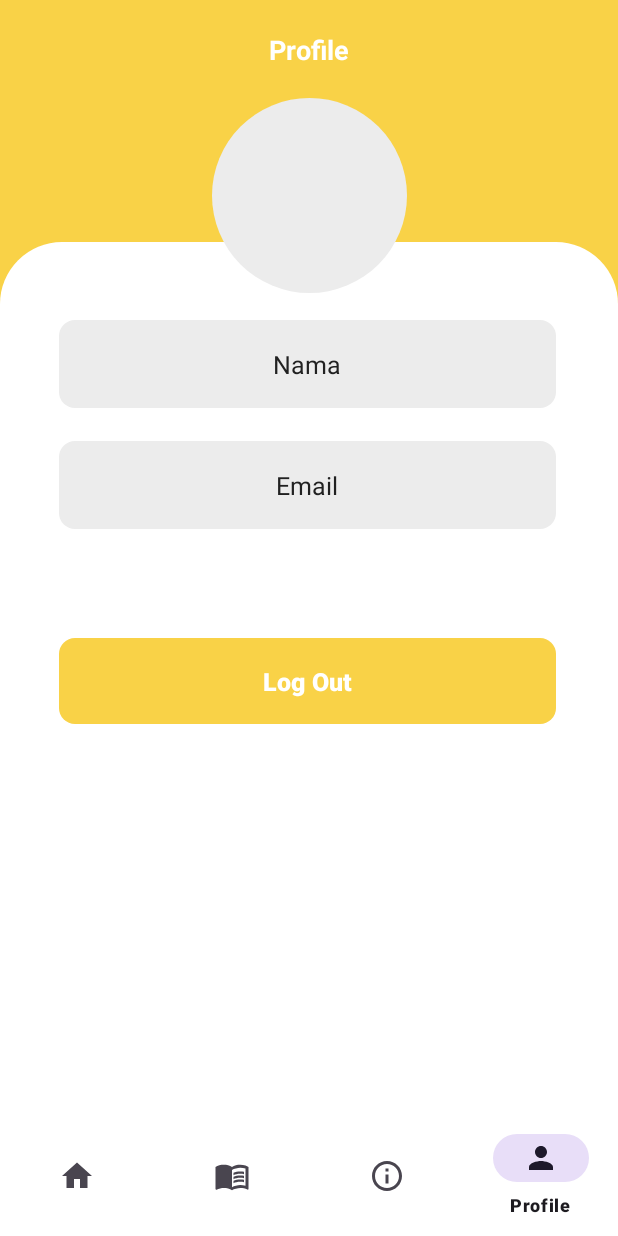
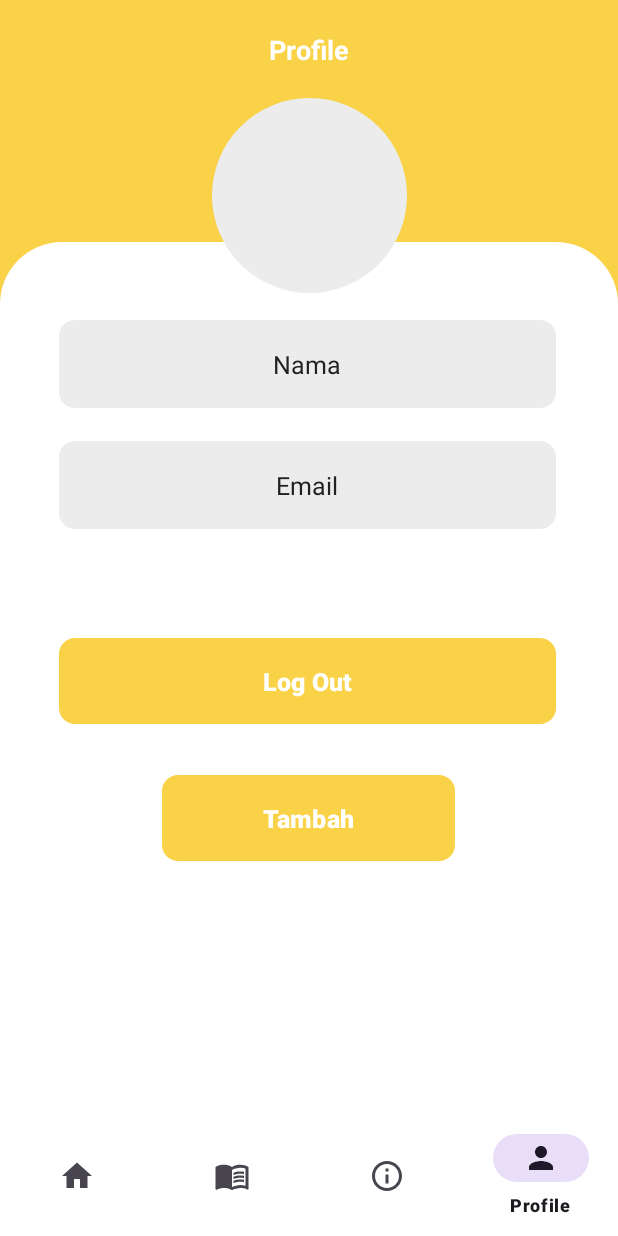
Before and after one commit to WhyWeLoveYou/ReciperApp, an Android app: the screen it shows after launch once a user with an empty profile is signed in (MainScreen), item 4 of the bottom bar chosen, on a phone screen of 412 x 824 dp. Run offline under Robolectric (Android 15) with nearby library versions, the phone set to English and light mode, and no system bars; our stand-ins replace CircleImageView, Firebase (no records; nobody signed in at launch, a user with empty details on screens opened directly), sdp/ssp sizes.

Commit message:
aowkoakoawaokw profile

```diff
--- a/app/src/main/java/com/example/myapplication/screen/fragment/ProfileFragment.java
+++ b/app/src/main/java/com/example/myapplication/screen/fragment/ProfileFragment.java
@@ -17,6 +17,7 @@ import androidx.fragment.app.Fragment;
 
 import com.example.myapplication.R;
 import com.example.myapplication.databinding.ProfileBinding;
+import com.example.myapplication.helper.CumanNambahData;
 import com.example.myapplication.screen.LoginActivity;
 import com.google.android.gms.tasks.OnCompleteListener;
 import com.google.android.gms.tasks.Task;
@@ -60,6 +61,10 @@ public class ProfileFragment extends Fragment {
             Intent intent = new Intent(requireContext(), LoginActivity.class);
             startActivity(intent);
         });
+        binding.Bsimaaaobt.setOnClickListener(v -> {
+            Intent intent = new Intent(requireContext(), CumanNambahData.class);
+            startActivity(intent);
+        });
     }
 
     private void getUserDetail() {
--- a/app/src/main/res/layout/fragment_home.xml
+++ b/app/src/main/res/layout/fragment_home.xml
@@ -77,7 +77,7 @@
             android:layout_width="match_parent"
             android:layout_height="wrap_content"
             android:layout_marginStart="@dimen/_10sdp"
-            android:layout_marginBottom="@dimen/_10sdp"
+            android:layout_marginBottom="@dimen/_40sdp"
             android:layout_marginEnd="@dimen/_10sdp"
             android:layout_marginTop="@dimen/_10sdp">
 
--- a/app/src/main/res/layout/profile.xml
+++ b/app/src/main/res/layout/profile.xml
@@ -83,6 +83,18 @@
                 android:textStyle="bold"
                 app:cornerRadius="@dimen/_8sdp" />
 
+            <com.google.android.material.button.MaterialButton
+                android:layout_marginTop="@dimen/_70sdp"
+                android:id="@+id/Bsimaaaobt"
+                android:layout_width="@dimen/_150sdp"
+                android:layout_height="@dimen/_50sdp"
+                android:layout_gravity="center_horizontal"
+                android:text="Tambah"
+                android:textColor="@color/white"
+                android:textSize="@dimen/_13ssp"
+                android:textStyle="bold"
+                app:cornerRadius="@dimen/_8sdp" />
+
             <FrameLayout
                 android:id="@+id/frameLayout"
                 android:layout_width="match_parent"
```
